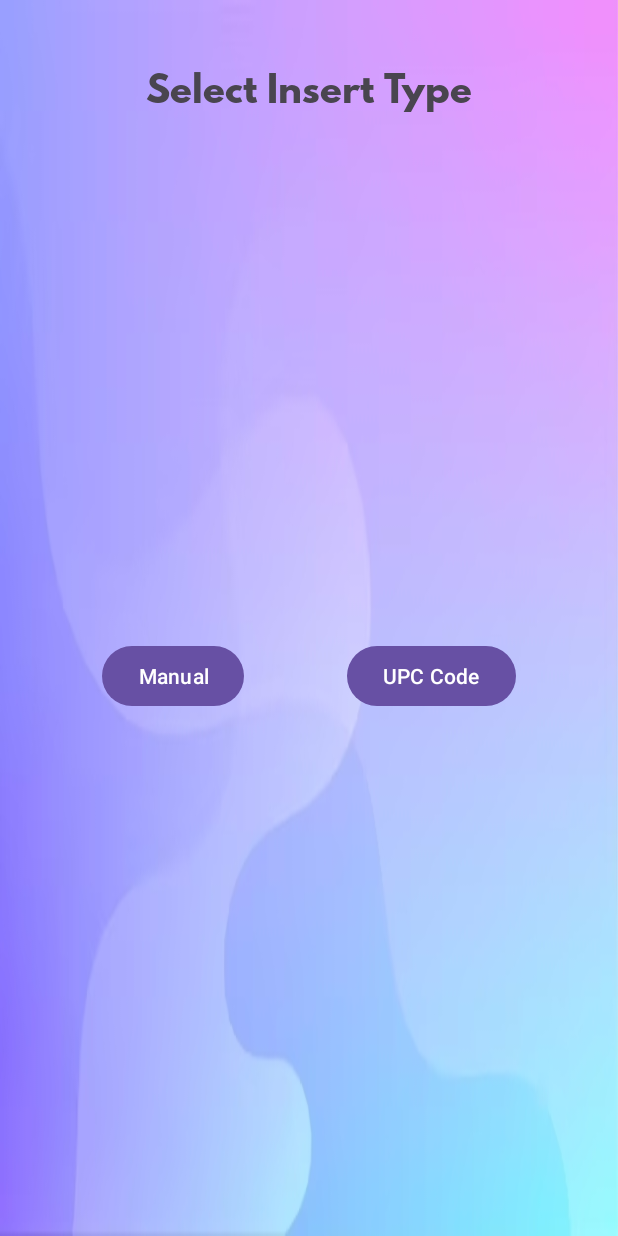
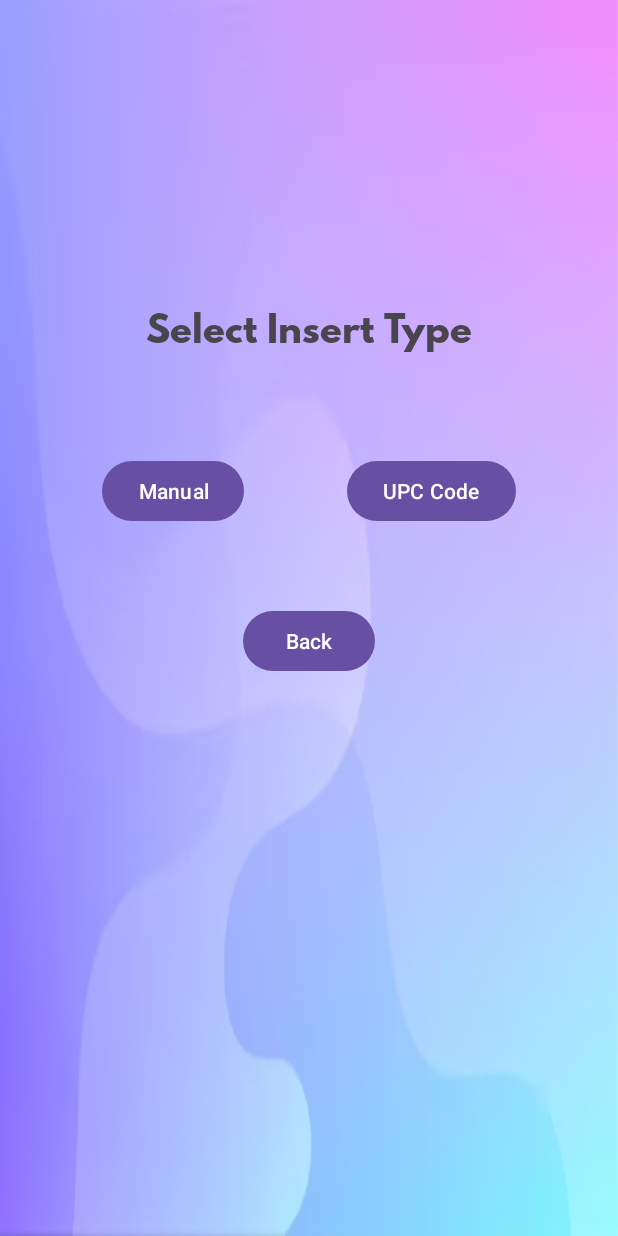
Before and after one commit to Alexhamilton1221/Personal_Finance_Project, an Android app: the SelectInsertActivity screen opened directly, with no data from a screen before it, on a phone screen of 412 x 824 dp. Run offline under Robolectric (Android 15) with nearby library versions, the phone set to English and light mode, and no system bars.

Commit message:
Adjust layout for Aesthetics.

```diff
--- a/app/src/main/java/com/example/personal_finance_project/DatabaseAccessOperation.java
+++ b/app/src/main/java/com/example/personal_finance_project/DatabaseAccessOperation.java
@@ -171,7 +171,7 @@ public class DatabaseAccessOperation extends AsyncTask<String, Void, Integer> {
         int quantity = parseIntOrDefault(quantityStr, 0);
 
         // Limit title length
-        int maxTitleLength = 40;
+        int maxTitleLength = 30;
         if (name.length() > maxTitleLength) {
             name = name.substring(0, maxTitleLength);
         }
--- a/app/src/main/java/com/example/personal_finance_project/ManualInsertActivity.java
+++ b/app/src/main/java/com/example/personal_finance_project/ManualInsertActivity.java
@@ -54,7 +54,7 @@ public class ManualInsertActivity extends AppCompatActivity implements DatabaseA
         Intent refreshIntent = new Intent("refresh_list_action");
         sendBroadcast(refreshIntent);
 
-        startActivity(new Intent(ManualInsertActivity.this, ViewListActivity.class));
+        startActivity(new Intent(ManualInsertActivity.this, MenuActivity.class));
 
     }
 
--- a/app/src/main/java/com/example/personal_finance_project/SelectInsertActivity.java
+++ b/app/src/main/java/com/example/personal_finance_project/SelectInsertActivity.java
@@ -9,7 +9,7 @@ import android.widget.Button;
 
 public class SelectInsertActivity extends AppCompatActivity {
 
-    private Button manual,upc_code;
+    private Button manual,upc_code,back;
 
     @Override
     protected void onCreate(Bundle savedInstanceState) {
@@ -32,12 +32,23 @@ public class SelectInsertActivity extends AppCompatActivity {
             }
         });
 
+        back.setOnClickListener(new View.OnClickListener() {
+            @Override
+            public void onClick(View view) {
+                return_menu();
+            }
+        });
+
     }
     private void setupUIViews(){
         manual = (Button) findViewById(R.id.buttonManual);
         upc_code = (Button) findViewById(R.id.buttonUPC);
+        back = (Button) findViewById(R.id.buttonBack);
     }
 
+    private void return_menu(){
+        startActivity(new Intent(SelectInsertActivity.this, MenuActivity.class));
+    }
     private void manual_insert(){
         String userEmail = getIntent().getStringExtra("userEmail");
         Intent intent = new Intent(SelectInsertActivity.this, ManualInsertActivity.class);
--- a/app/src/main/res/layout/activity_manage_group.xml
+++ b/app/src/main/res/layout/activity_manage_group.xml
@@ -15,7 +15,7 @@
         android:layout_height="wrap_content"
         android:text="Select Group Choice"
         android:textSize="24sp"
-        android:layout_marginTop="150dp"
+        android:layout_marginTop="200dp"
         app:fontFamily="@font/spartanbold"
         app:layout_constraintStart_toStartOf="parent"
         app:layout_constraintEnd_toEndOf="parent"
--- a/app/src/main/res/layout/activity_select_insert.xml
+++ b/app/src/main/res/layout/activity_select_insert.xml
@@ -15,7 +15,7 @@
         android:layout_height="wrap_content"
         android:text="Select Insert Type"
         android:textSize="24sp"
-        android:layout_marginTop="40dp"
+        android:layout_marginTop="200dp"
         app:fontFamily="@font/spartanbold"
         app:layout_constraintStart_toStartOf="parent"
         app:layout_constraintEnd_toEndOf="parent"
@@ -28,10 +28,11 @@
         android:layout_width="wrap_content"
         android:layout_height="wrap_content"
         android:text="Manual"
-        app:layout_constraintTop_toBottomOf="@+id/textViewTitleGroup"
+        app:layout_constraintBottom_toBottomOf="parent"
         app:layout_constraintEnd_toStartOf="@+id/buttonUPC"
         app:layout_constraintStart_toStartOf="parent"
-        app:layout_constraintBottom_toBottomOf="parent" />
+        app:layout_constraintTop_toBottomOf="@+id/textViewTitleGroup"
+        app:layout_constraintVertical_bias="0.122" />
 
     <!-- UPC Button -->
     <Button
@@ -39,9 +40,25 @@
         android:layout_width="wrap_content"
         android:layout_height="wrap_content"
         android:text="UPC Code"
+        app:layout_constraintBottom_toBottomOf="parent"
+        app:layout_constraintEnd_toEndOf="parent"
+        app:layout_constraintStart_toEndOf="@+id/buttonManual"
         app:layout_constraintTop_toBottomOf="@+id/textViewTitleGroup"
-        app:layout_constraintStart_toEndOf="@+id/buttonManual"
+        app:layout_constraintVertical_bias="0.122" />
+
+    <!-- Back Button -->
+    <Button
+        android:id="@+id/buttonBack"
+        android:layout_width="wrap_content"
+        android:layout_height="wrap_content"
+        android:text="Back"
+        app:layout_constraintTop_toBottomOf="@+id/buttonManual"
+        app:layout_constraintStart_toStartOf="parent"
         app:layout_constraintEnd_toEndOf="parent"
-        app:layout_constraintBottom_toBottomOf="parent" />
+        app:layout_constraintBottom_toBottomOf="parent"
+        app:layout_constraintVertical_bias="0.122"
+        />
+
+
 
 </androidx.constraintlayout.widget.ConstraintLayout>
```
Also changed, not shown: app/src/main/java/com/example/personal_finance_project/DatabaseAccessListView.java (+6 -14 lines), app/src/main/java/com/example/personal_finance_project/GroupActivity.java (+8 -0 lines), app/src/main/res/layout/activity_display_upcitem.xml (+3 -8 lines), app/src/main/res/layout/activity_user_menu.xml (+4 -4 lines).
